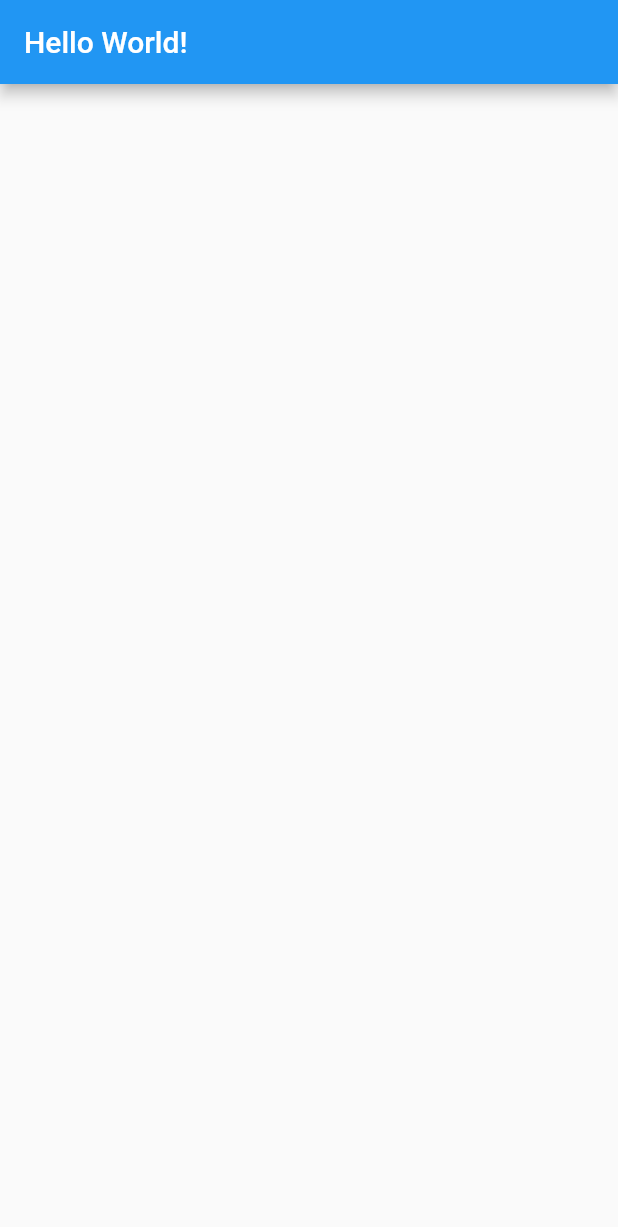
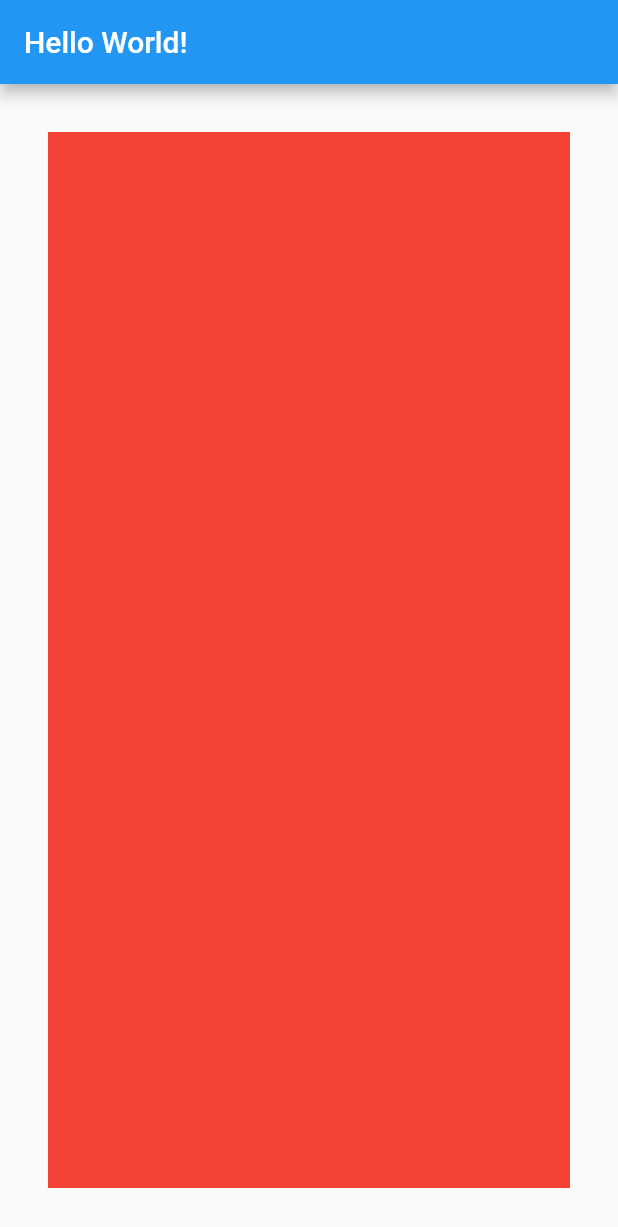
Before and after one commit to bsdonald/supernova_sunburst, a Flutter app: the screen it shows after launch, on a phone screen of 412 x 824 dp. Shown: the top 1227 px of the screen. Run offline on Flutter 3.47's test engine with Material 2 defaults, Android fonts, the light colour scheme and no system bars; our stand-ins replace auto_route, firebase_core; accounts and stored records are empty.

Commit message:
fixed initialization for firebase on web, set up home page body

```diff
--- a/lib/presentation/pages/home_page/home_page.dart
+++ b/lib/presentation/pages/home_page/home_page.dart
@@ -1,4 +1,5 @@
 import 'package:flutter/material.dart';
+import 'package:supernova_sunburst/presentation/pages/home_page/widgets/home_page_body.dart';
 
 class HomePage extends StatelessWidget {
   const HomePage({Key? key}) : super(key: key);
@@ -9,7 +10,7 @@ class HomePage extends StatelessWidget {
       appBar: AppBar(
         title: Text('Hello World!'),
       ),
-      body: Container(),
+      body: HomePageBody(),
     );
   }
 }
--- /dev/null
+++ b/lib/presentation/pages/home_page/widgets/home_page_body.dart
@@ -0,0 +1,13 @@
+import 'package:flutter/material.dart';
+
+class HomePageBody extends StatelessWidget {
+  @override
+  Widget build(BuildContext context) {
+    return Padding(
+      padding: EdgeInsets.all(32),
+      child: Container(
+        color: Colors.red,
+      ),
+    );
+  }
+}
```
Also changed, not shown: 1 other file.
